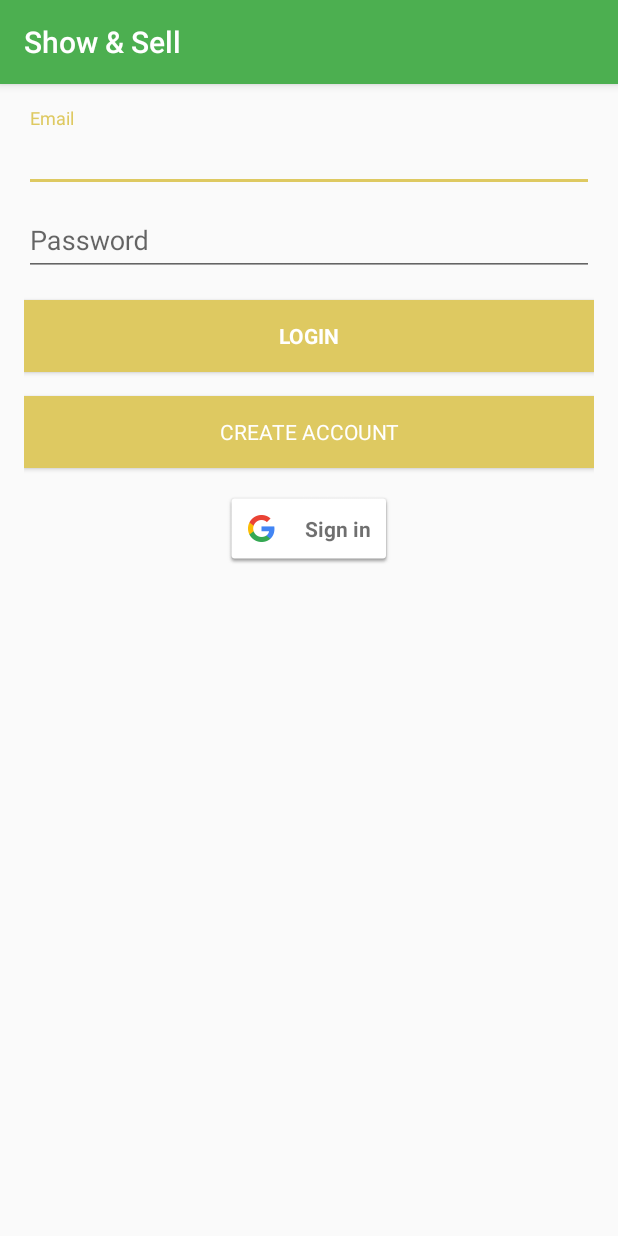
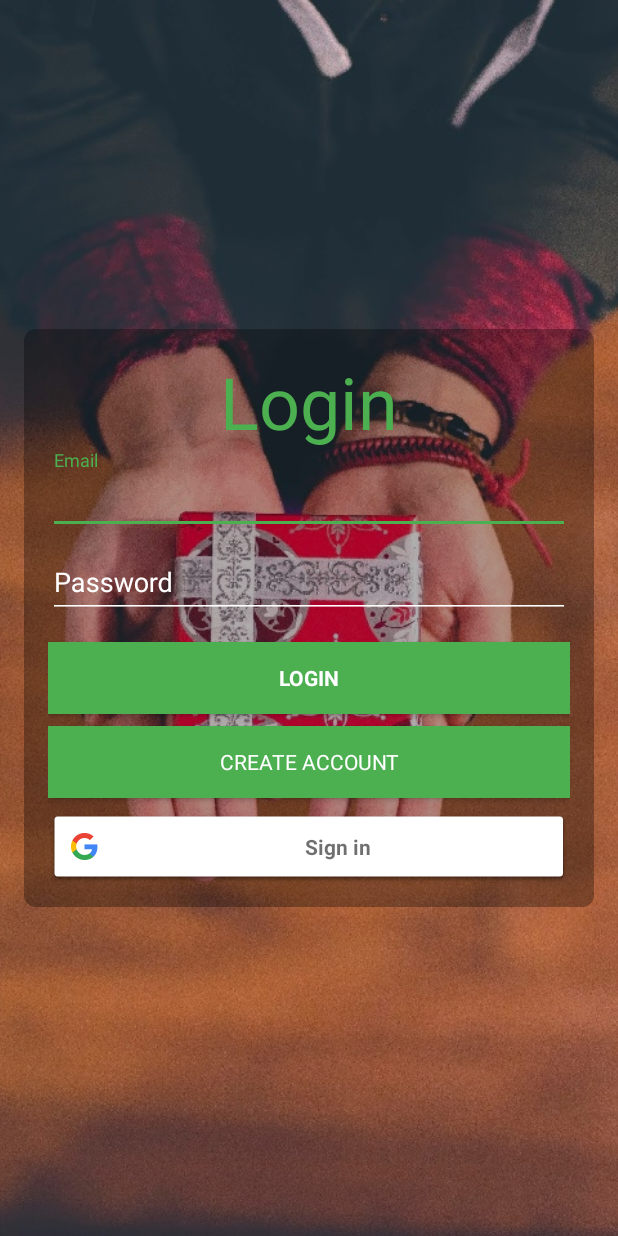
Before and after one commit to firejake308/Show-And-Sell, an Android app: the screen it shows after launch (LoginActivity), on a phone screen of 412 x 824 dp. Run offline under Robolectric (Android 15) with nearby library versions, the phone set to English and light mode, and no system bars; libraries missing offline, so code that uses them is left out: com.twitter.sdk, io.fabric.sdk; 2 statements that could not run were skipped.

Commit message:
v1.16.0 * added background to login screen * added PayPal purchasing

```diff
--- a/app/src/main/AndroidManifest.xml
+++ b/app/src/main/AndroidManifest.xml
@@ -23,14 +23,14 @@
             android:theme="@style/SplashScreenStyle">
             <intent-filter>
                 <action android:name="android.intent.action.MAIN" />
-
                 <category android:name="android.intent.category.LAUNCHER" />
             </intent-filter>
         </activity>
         <activity
             android:name=".LoginActivity"
-            package="com.google.android.gms:play-services-auth:10.2.0"
-            android:label="@string/app_name"></activity>
+            android:label="@string/app_name"
+            android:theme="@style/AppTheme.NoActionBar"
+            android:windowSoftInputMode="adjustNothing"/>
         <activity
             android:name=".CreateAccountActivity"
             android:parentActivityName=".LoginActivity" />
--- a/app/src/main/java/com/insertcoolnamehere/showandsell/LoginActivity.java
+++ b/app/src/main/java/com/insertcoolnamehere/showandsell/LoginActivity.java
@@ -7,6 +7,7 @@ import android.app.Activity;
 import android.content.Context;
 import android.content.Intent;
 import android.content.SharedPreferences;
+import android.graphics.Color;
 import android.net.ConnectivityManager;
 import android.net.NetworkInfo;
 import android.net.Uri;
--- /dev/null
+++ b/app/src/main/res/drawable/translucent_round.xml
@@ -0,0 +1,5 @@
+<?xml version="1.0" encoding="utf-8"?>
+<shape xmlns:android="http://schemas.android.com/apk/res/android">
+    <corners android:radius="8dp"/>
+    <solid android:color="#50000000"/>
+</shape>
--- a/app/src/main/res/layout/activity_login.xml
+++ b/app/src/main/res/layout/activity_login.xml
@@ -1,5 +1,14 @@
-<LinearLayout xmlns:android="http://schemas.android.com/apk/res/android"
+<FrameLayout xmlns:android="http://schemas.android.com/apk/res/android"
     xmlns:tools="http://schemas.android.com/tools"
+    android:layout_width="match_parent"
+    android:layout_height="match_parent"
+    tools:context="com.insertcoolnamehere.showandsell.LoginActivity">
+    <ImageView
+        android:layout_width="match_parent"
+        android:layout_height="match_parent"
+        android:src="@drawable/gift"
+        android:scaleType="centerCrop"/>
+    <LinearLayout
         android:layout_width="match_parent"
         android:layout_height="match_parent"
         android:gravity="center_horizontal"
@@ -7,9 +16,7 @@
         android:paddingBottom="@dimen/activity_vertical_margin"
         android:paddingLeft="@dimen/activity_horizontal_margin"
         android:paddingRight="@dimen/activity_horizontal_margin"
-    android:paddingTop="@dimen/activity_vertical_margin"
-    tools:context="com.insertcoolnamehere.showandsell.LoginActivity">
-
+        android:paddingTop="@dimen/activity_vertical_margin">
         <!-- Login progress -->
         <ProgressBar
             android:id="@+id/login_progress"
@@ -28,11 +35,24 @@
                 android:id="@+id/email_login_form"
                 android:layout_width="match_parent"
                 android:layout_height="wrap_content"
-            android:orientation="vertical">
+                android:orientation="vertical"
+                android:layout_gravity="center_vertical"
+                android:padding="16dp"
+                android:background="@drawable/translucent_round">
+
+                <TextView
+                    android:layout_width="match_parent"
+                    android:layout_height="wrap_content"
+                    android:text="@string/action_sign_in"
+                    android:textAlignment="center"
+                    android:textSize="48sp"
+                    android:textColor="@color/colorPrimary"/>
 
                 <android.support.design.widget.TextInputLayout
                     android:layout_width="match_parent"
-                android:layout_height="wrap_content">
+                    android:layout_height="wrap_content"
+                    android:theme="@style/GreenEditTextStyle"
+                    android:textColorHint="@android:color/white">
 
                     <EditText
                         android:id="@+id/email"
@@ -40,13 +60,17 @@
                         android:layout_height="wrap_content"
                         android:hint="@string/prompt_email"
                         android:inputType="textEmailAddress"
-                    android:maxLines="1" />
+                        android:maxLines="1"
+                        android:textColor="@android:color/white"
+                        android:theme="@style/GreenEditTextStyle"/>
 
                 </android.support.design.widget.TextInputLayout>
 
                 <android.support.design.widget.TextInputLayout
                     android:layout_width="match_parent"
-                android:layout_height="wrap_content">
+                    android:layout_height="wrap_content"
+                    android:theme="@style/GreenEditTextStyle"
+                    android:textColorHint="@android:color/white">
 
                     <EditText
                         android:id="@+id/password"
@@ -57,7 +81,9 @@
                         android:imeActionLabel="@string/action_sign_in_short"
                         android:imeOptions="actionUnspecified"
                         android:inputType="textPassword"
-                    android:maxLines="1" />
+                        android:maxLines="1"
+                        android:textColor="@android:color/white"
+                        android:theme="@style/GreenEditTextStyle" />
 
                 </android.support.design.widget.TextInputLayout>
 
@@ -70,25 +96,27 @@
                     android:text="@string/action_sign_in"
                     android:textColor="#FFFFFF"
                     android:textStyle="bold"
-                android:background="@color/colorAccent"/>
+                    android:background="@color/colorPrimary"/>
 
                 <Button
                     android:id="@+id/sign_up_button"
                     style="?android:textAppearanceSmall"
                     android:layout_width="match_parent"
                     android:layout_height="wrap_content"
-                android:layout_marginTop="16dp"
+                    android:layout_marginTop="8dp"
                     android:text="@string/action_sign_up"
                     android:textColor="#FFFFFF"
-                android:background="@color/colorAccent"/>
+                    android:background="@color/colorPrimary"/>
 
                 <com.google.android.gms.common.SignInButton
                     android:id="@+id/sign_in_with_google_button"
-                android:layout_width="wrap_content"
+                    android:layout_width="match_parent"
                     android:layout_height="wrap_content"
                     android:layout_gravity="center_horizontal"
-                android:layout_marginTop="16dp"/>
+                    android:textAlignment="center"
+                    android:layout_marginTop="8dp"/>
 
             </LinearLayout>
         </ScrollView>
     </LinearLayout>
+</FrameLayout>
--- a/app/src/main/res/values-v21/styles.xml
+++ b/app/src/main/res/values-v21/styles.xml
@@ -4,6 +4,5 @@
         <item name="windowActionBar">false</item>
         <item name="windowNoTitle">true</item>
         <item name="android:windowDrawsSystemBarBackgrounds">true</item>
-        <item name="android:statusBarColor">@android:color/transparent</item>
     </style>
 </resources>
--- a/app/src/main/res/values/styles.xml
+++ b/app/src/main/res/values/styles.xml
@@ -38,4 +38,10 @@
         <item name="colorControlNormal">#727272</item>
     </style>
 
+    <style name="GreenEditTextStyle" parent="AppTheme">
+        <item name="colorControlNormal">@android:color/white</item>
+        <item name="colorControlActivated">@color/colorPrimary</item>
+        <item name="colorControlHighlight">@android:color/white</item>
+    </style>
+
 </resources>
```
Also changed, not shown: app/src/main/res/drawable-hdpi/gift.jpg (added), app/src/main/res/drawable/gift.jpeg (added). Lines whose indentation alone changed are shown as unchanged.
